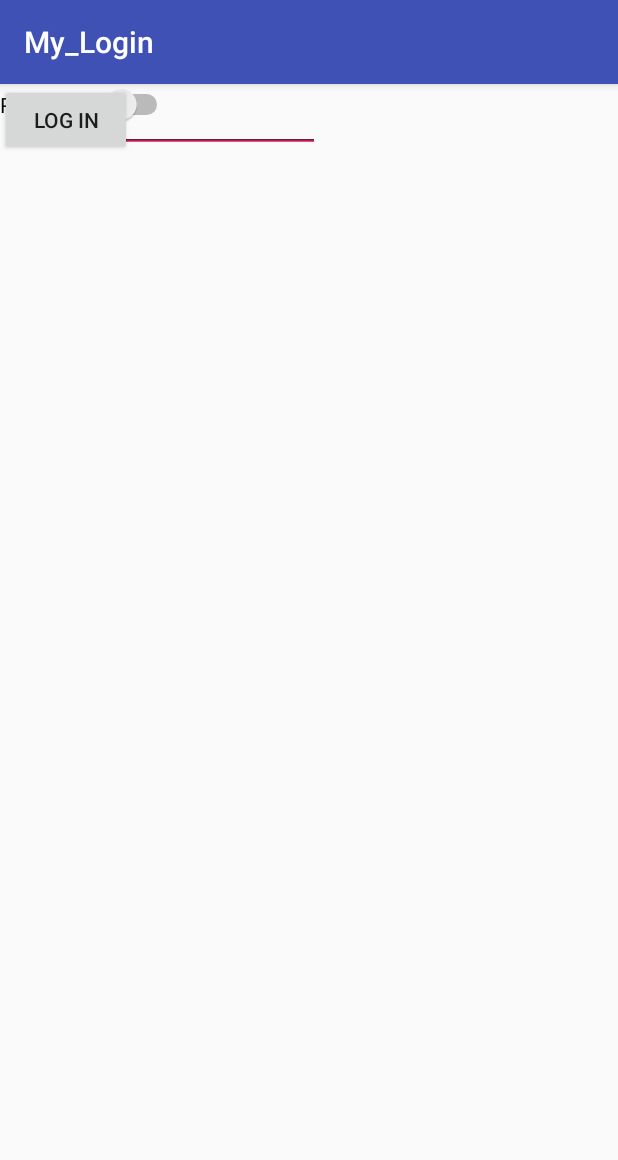
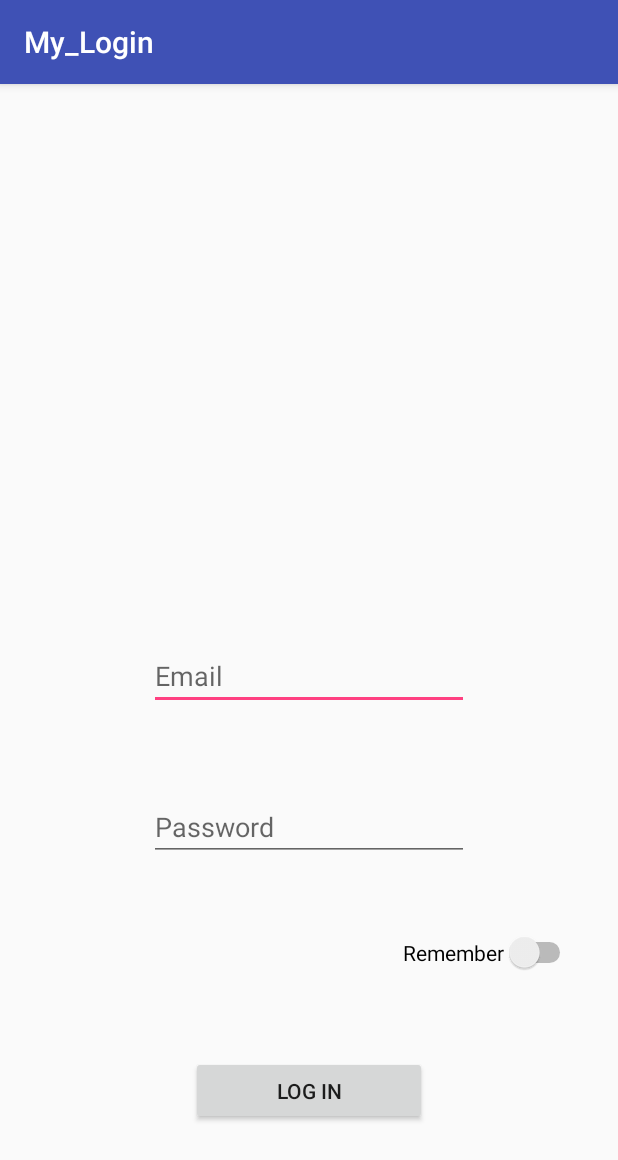
Before and after one commit to sac8321/Shared_Preferences, an Android app: the screen it shows after launch (LoginActivity), on a phone screen of 412 x 824 dp. Shown: the top 1160 px of the screen. Run offline under Robolectric (Android 15) with nearby library versions, the phone set to English and light mode, and no system bars.

```diff
--- a/app/src/main/java/com/example/proyecto_pc/my_login/LoginActivity.java
+++ b/app/src/main/java/com/example/proyecto_pc/my_login/LoginActivity.java
@@ -5,6 +5,7 @@ import android.content.Intent;
 import android.content.SharedPreferences;
 import android.support.v7.app.AppCompatActivity;
 import android.os.Bundle;
+import android.text.TextUtils;
 import android.view.View;
 import android.widget.Button;
 import android.widget.EditText;
@@ -29,10 +30,11 @@ public class LoginActivity extends AppCompatActivity {
         super.onCreate(savedInstanceState);
         setContentView(R.layout.activity_login);
 
+        bindUI();
+        prefs=getSharedPreferences("Preferences", Context.MODE_PRIVATE);
+        setCredentialsIfExits();
 
-        prefs=getSharedPreferences("Preferences", Context.MODE_PRIVATE);
 
-        bindUI();
         btnLogin.setOnClickListener(new View.OnClickListener() {
             @Override
             public void onClick(View view) {
@@ -44,6 +46,22 @@ public class LoginActivity extends AppCompatActivity {
                 }
             }
         });
+    }
+
+    private void setCredentialsIfExits(){
+       String email=getUserMailPrefs();
+       String password=getUserPassPrefs();
+       if (!TextUtils.isEmpty(email) &&!TextUtils.isEmpty(password)){
+           editTextEmail.setText(email);
+           editTextPassword.setText(password);
+       }
+    }
+
+    private String getUserMailPrefs(){
+        return prefs.getString("email","");
+    }
+    private String getUserPassPrefs(){
+        return prefs.getString("password","");
     }
 
 
--- a/app/src/main/res/layout/activity_login.xml
+++ b/app/src/main/res/layout/activity_login.xml
@@ -1,5 +1,6 @@
 <?xml version="1.0" encoding="utf-8"?>
-<android.support.constraint.ConstraintLayout xmlns:android="http://schemas.android.com/apk/res/android"
+<RelativeLayout
+    xmlns:android="http://schemas.android.com/apk/res/android"
     xmlns:app="http://schemas.android.com/apk/res-auto"
     xmlns:tools="http://schemas.android.com/tools"
     android:layout_width="match_parent"
@@ -10,35 +11,48 @@
         android:id="@+id/editText_Email"
         android:layout_width="wrap_content"
         android:layout_height="wrap_content"
+        android:layout_above="@+id/editText_Pass"
+        android:layout_centerHorizontal="true"
+        android:layout_marginBottom="55dp"
         android:ems="10"
         android:hint="Email"
         android:inputType="textEmailAddress"
         tools:layout_editor_absoluteX="85dp"
-        tools:layout_editor_absoluteY="112dp" />
+        tools:layout_editor_absoluteY="45dp" />
 
     <EditText
         android:id="@+id/editText_Pass"
         android:layout_width="wrap_content"
         android:layout_height="wrap_content"
+        android:layout_above="@+id/switch_remember"
+        android:layout_centerHorizontal="true"
+        android:layout_marginBottom="47dp"
         android:ems="10"
         android:hint="Password"
         android:inputType="textPassword"
         tools:layout_editor_absoluteX="85dp"
-        tools:layout_editor_absoluteY="232dp" />
+        tools:layout_editor_absoluteY="125dp" />
 
     <Switch
         android:id="@+id/switch_remember"
         android:layout_width="wrap_content"
         android:layout_height="wrap_content"
+        android:layout_above="@+id/btn_login"
+        android:layout_alignParentEnd="true"
+        android:layout_marginBottom="55dp"
+        android:layout_marginEnd="28dp"
         android:text="Remember"
-        tools:layout_editor_absoluteX="218dp"
-        tools:layout_editor_absoluteY="326dp" />
+        tools:layout_editor_absoluteX="260dp"
+        tools:layout_editor_absoluteY="242dp" />
 
     <Button
         android:id="@+id/btn_login"
-        android:layout_width="wrap_content"
-        android:layout_height="wrap_content"
+        android:layout_width="157dp"
+        android:layout_height="46dp"
+        android:layout_alignParentBottom="true"
+        android:layout_centerHorizontal="true"
+        android:layout_marginBottom="74dp"
         android:text="Log in"
-        tools:layout_editor_absoluteX="148dp"
-        tools:layout_editor_absoluteY="387dp" />
-</android.support.constraint.ConstraintLayout>
+        app:layout_constraintEnd_toEndOf="parent"
+        tools:layout_editor_absoluteY="386dp" />
+</RelativeLayout>
```
Also changed, not shown: app/src/main/java/com/example/proyecto_pc/my_login/MainActivity.java (+43 -3 lines), app/src/main/res/menu/menu.xml (added, +13 -0 lines), 2 other files.
